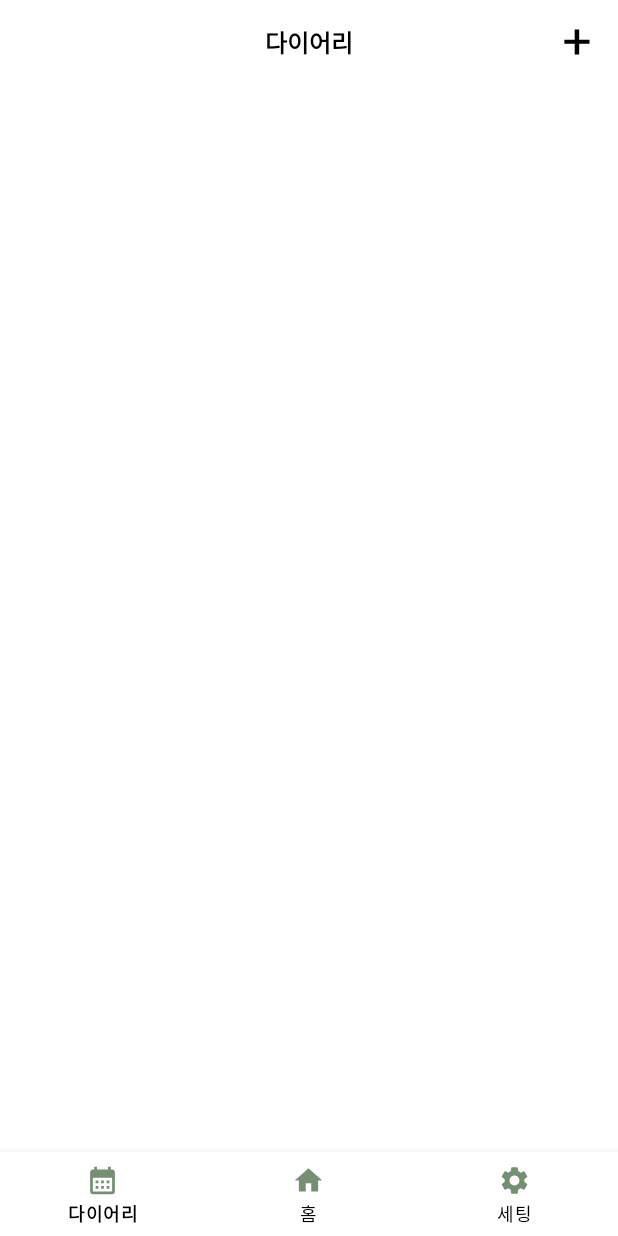
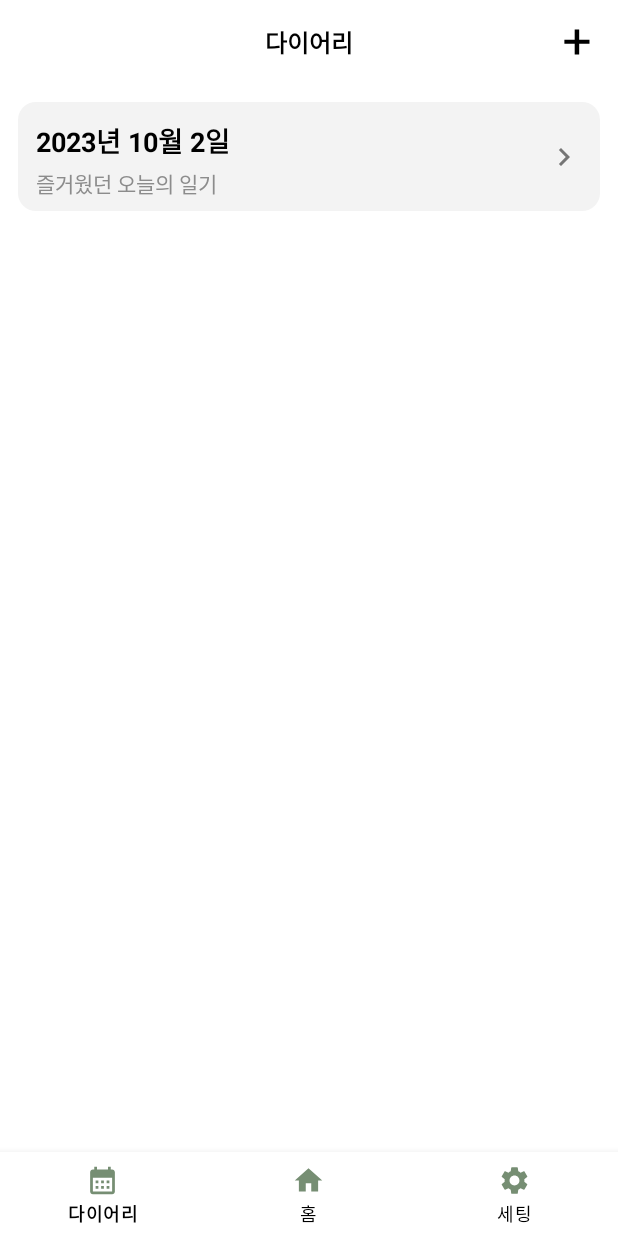
Before and after one commit to jinhaEom/Diary_Room, an Android app: the DiaryFragment screen opened through its navigation route, on a phone screen of 412 x 824 dp. Run offline under Robolectric (Android 15) with nearby library versions, the phone set to English and light mode, and no system bars; our stand-ins replace data binding, navigation-ui; 2 statements that could not run were skipped.

Commit message:
test Item 삽입 확인

```diff
--- a/app/src/main/java/bu/ac/kr/diaryroom/diary/DiaryFragment.kt
+++ b/app/src/main/java/bu/ac/kr/diaryroom/diary/DiaryFragment.kt
@@ -5,17 +5,27 @@ import android.view.View
 import android.widget.Toast
 import androidx.navigation.fragment.NavHostFragment
 import androidx.navigation.fragment.findNavController
+import androidx.recyclerview.widget.LinearLayoutManager
 import bu.ac.kr.diaryroom.R
 import bu.ac.kr.diaryroom.base.BaseFragment
 import bu.ac.kr.diaryroom.databinding.FragmentDiaryBinding
+import bu.ac.kr.diaryroom.diary.adapter.DiaryAdapter
+import bu.ac.kr.diaryroom.diary.data.DiaryItem
 import bu.ac.kr.diaryroom.home.HomeFragmentDirections
 import bu.ac.kr.diaryroom.utils.getNavOptions
 
 class DiaryFragment(override val layoutResourceId : Int = R.layout.fragment_diary):
     BaseFragment<FragmentDiaryBinding>(){
 
+    private val diaryAdapter = DiaryAdapter(ArrayList())
+
     override fun aboutBinding() {
         viewDataBinding.lifecycleOwner = this@DiaryFragment
+        viewDataBinding.diaryRecyclerView.layoutManager = LinearLayoutManager(requireContext())
+
+        viewDataBinding.diaryRecyclerView.adapter = diaryAdapter // RecyclerView에 어댑터 설정
+        val newItem = DiaryItem("2023년 10월 2일", "즐거웠던 오늘의 일기") // 예시 item 추가 해보기
+        diaryAdapter.addItem(newItem)
 
 
         viewDataBinding.apply{
--- /dev/null
+++ b/app/src/main/java/bu/ac/kr/diaryroom/diary/adapter/DiaryAdapter.kt
@@ -0,0 +1,43 @@
+package bu.ac.kr.diaryroom.diary.adapter
+
+import android.annotation.SuppressLint
+import android.util.Log
+import android.view.LayoutInflater
+import android.view.View
+import android.view.ViewGroup
+import android.widget.TextView
+import androidx.recyclerview.widget.RecyclerView
+import bu.ac.kr.diaryroom.R
+import bu.ac.kr.diaryroom.diary.data.DiaryItem
+
+class DiaryAdapter(private val items: MutableList<DiaryItem>) : RecyclerView.Adapter<DiaryAdapter.DiaryViewHolder>() {
+
+    inner class DiaryViewHolder(itemView: View) : RecyclerView.ViewHolder(itemView) {
+        val dateTextView: TextView = itemView.findViewById(R.id.diaryDate)
+        val titleTextView: TextView = itemView.findViewById(R.id.diaryTitle)
+    }
+
+    override fun onCreateViewHolder(parent: ViewGroup, viewType: Int): DiaryViewHolder {
+        val view = LayoutInflater.from(parent.context).inflate(R.layout.list_item_diary, parent, false)
+        return DiaryViewHolder(view)
+    }
+
+    override fun onBindViewHolder(holder: DiaryViewHolder, position: Int) {
+        val item = items[position]
+        holder.dateTextView.text = item.date
+        holder.titleTextView.text = item.title
+    }
+
+    override fun getItemCount(): Int {
+        return items.size
+    }
+
+    // 아이템을 추가하는 메서드
+    @SuppressLint("NotifyDataSetChanged")
+    fun addItem(item: DiaryItem) {
+        items.add(item)
+        notifyDataSetChanged() // 데이터 변경을 RecyclerView에 알림
+        Log.d("DiaryAdapter", "아이템 추가됨: $item") // 로그 출력
+
+    }
+}
--- /dev/null
+++ b/app/src/main/java/bu/ac/kr/diaryroom/diary/data/DiaryItem.kt
@@ -0,0 +1,3 @@
+package bu.ac.kr.diaryroom.diary.data
+
+data class DiaryItem(val date: String, val title: String)
--- a/app/src/main/res/layout/fragment_diary.xml
+++ b/app/src/main/res/layout/fragment_diary.xml
@@ -51,14 +51,14 @@
             android:layout_height="match_parent"
             app:layout_behavior="com.google.android.material.appbar.AppBarLayout$ScrollingViewBehavior">
 
-        <androidx.recyclerview.widget.RecyclerView
-            android:id="@+id/diaryRecyclerView"
-            android:layout_width="match_parent"
-            android:layout_height="match_parent"
-            app:layout_constraintTop_toTopOf="parent"
-            app:layout_constraintStart_toStartOf="parent"
-            app:layout_constraintEnd_toEndOf="parent"
-            android:layout_weight="1"/>
+            <androidx.recyclerview.widget.RecyclerView
+                android:id="@+id/diaryRecyclerView"
+                android:layout_width="match_parent"
+                android:layout_height="0dp"
+                app:layout_constraintBottom_toBottomOf="parent"
+                app:layout_constraintEnd_toEndOf="parent"
+                app:layout_constraintStart_toStartOf="parent"
+                app:layout_constraintTop_toTopOf="parent" />
             <androidx.appcompat.widget.AppCompatTextView
                 android:id="@+id/noData"
                 android:visibility="gone"
--- a/app/src/main/res/layout/list_item_diary.xml
+++ b/app/src/main/res/layout/list_item_diary.xml
@@ -11,7 +11,7 @@
         android:background="@drawable/background_gray100_radius12dp">
 
         <androidx.appcompat.widget.AppCompatTextView
-            android:id="@+id/dairyDate"
+            android:id="@+id/diaryDate"
             android:layout_width="wrap_content"
             android:layout_height="wrap_content"
             android:layout_marginStart="12dp"
@@ -28,12 +28,12 @@
             android:layout_width="wrap_content"
             android:layout_height="wrap_content"
             android:layout_marginTop="4dp"
-            android:layout_marginBottom="4dp"
+            android:layout_marginBottom="8dp"
             android:textColor="@color/gray_300"
             android:textSize="14dp"
             app:layout_constraintBottom_toBottomOf="parent"
-            app:layout_constraintStart_toStartOf="@id/dairyDate"
-            app:layout_constraintTop_toBottomOf="@+id/dairyDate"
+            app:layout_constraintStart_toStartOf="@id/diaryDate"
+            app:layout_constraintTop_toBottomOf="@+id/diaryDate"
             tools:text="행복했던 오늘의 일기" />
 
         <androidx.appcompat.widget.AppCompatImageView
```
